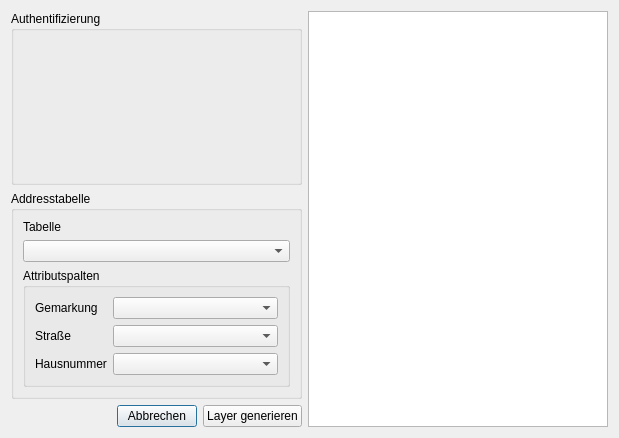
Before: the Qt Designer form alkis_geocoder/alkis_geocoder_dialog_base.ui in gbd-consult/alkis-geocoder, drawn with Qt 5.
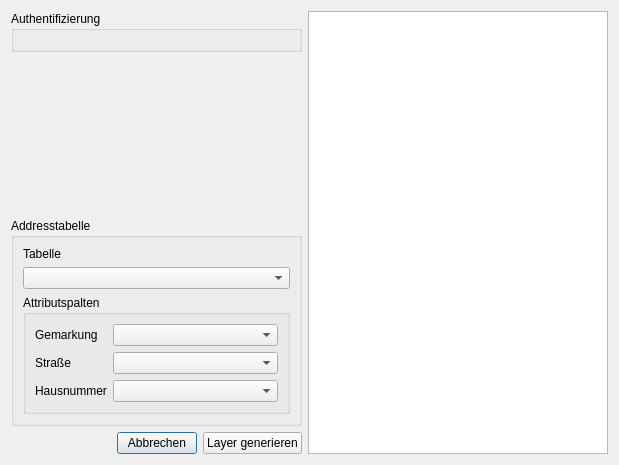
After: the same form once the commit is applied. Custom widgets are drawn as their Qt base class.

Diff of the .ui file:
```diff
--- a/alkis_geocoder/alkis_geocoder_dialog_base.ui
+++ b/alkis_geocoder/alkis_geocoder_dialog_base.ui
@@ -7,7 +7,7 @@
     <x>0</x>
     <y>0</y>
     <width>619</width>
-    <height>438</height>
+    <height>465</height>
    </rect>
   </property>
   <property name="windowTitle">
@@ -28,6 +28,19 @@
        </layout>
       </widget>
      </item>
+     <item>
+      <spacer name="verticalSpacer">
+       <property name="orientation">
+        <enum>Qt::Vertical</enum>
+       </property>
+       <property name="sizeHint" stdset="0">
+        <size>
+         <width>20</width>
+         <height>40</height>
+        </size>
+       </property>
+      </spacer>
+     </item>
      <item>
       <widget class="QGroupBox" name="groupBox_2">
        <property name="title">
```
